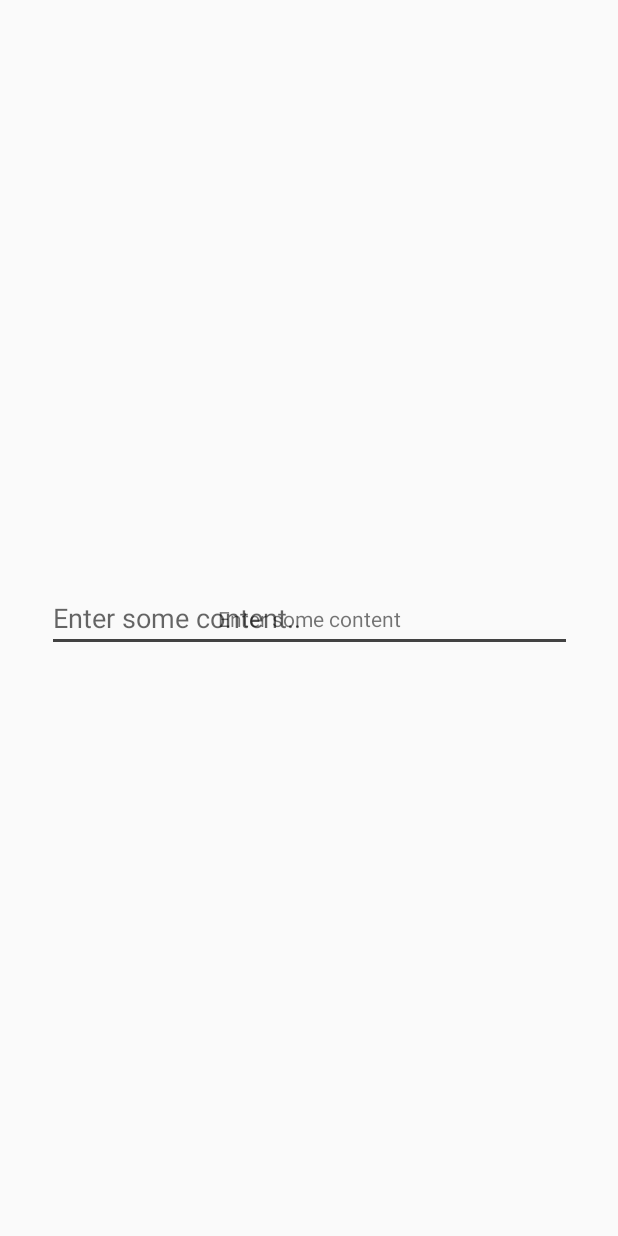
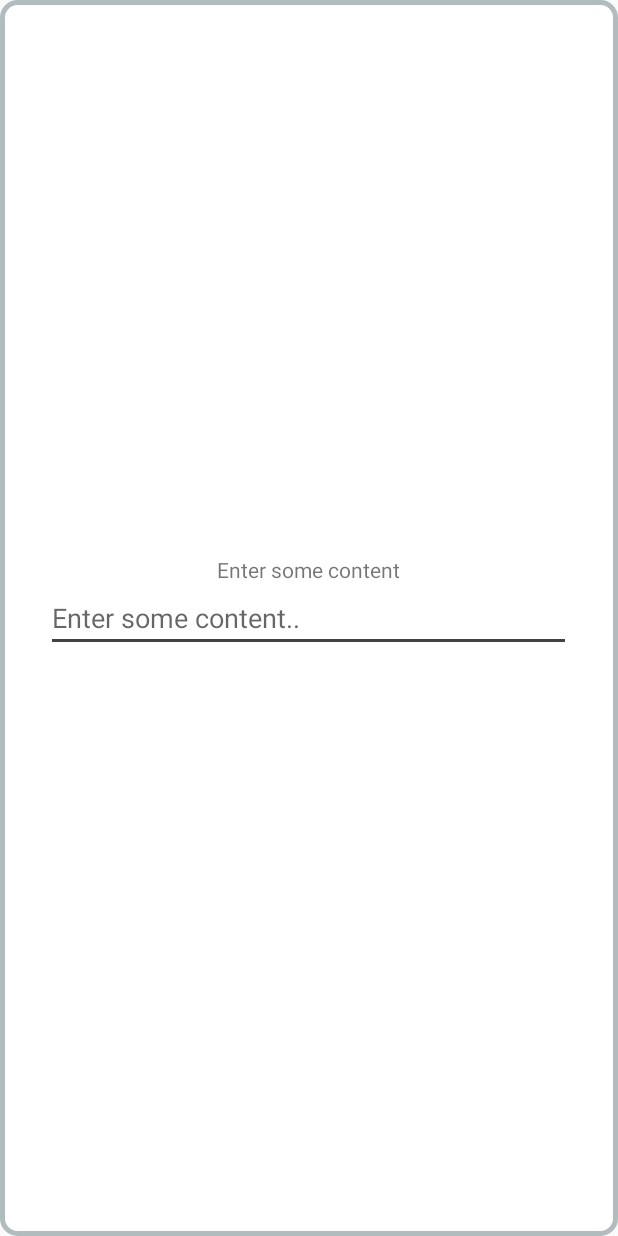
Before and after one commit to pgang-cnamd/hcodez-android, an Android app: the EnterTextContentActivity screen opened directly, with no data from a screen before it, on a phone screen of 412 x 824 dp. Run offline under Robolectric (Android 15) with nearby library versions, the phone set to English and light mode, and no system bars.

Commit message:
Start implementing content adding on frontend

```diff
--- a/app/src/main/AndroidManifest.xml
+++ b/app/src/main/AndroidManifest.xml
@@ -16,7 +16,8 @@
 
         <activity android:name=".ui.EnterTextContentActivity" />
 
-        <activity android:name=".ui.AddContentActivity" />
+        <activity android:name=".ui.AddContentActivity"
+            android:theme="@style/AppTheme.CustomTheme"/>
 
         <activity
             android:name=".ui.SplashActivity"
--- a/app/src/main/java/com/hcodez/android/ui/SplashActivity.java
+++ b/app/src/main/java/com/hcodez/android/ui/SplashActivity.java
@@ -14,4 +14,7 @@ public class SplashActivity extends AppCompatActivity {
         startActivity(intent);
         finish();
     }
+
+    public static class AddContentActivity {
+    }
 }
--- a/app/src/main/res/layout/activity_enter_text_content.xml
+++ b/app/src/main/res/layout/activity_enter_text_content.xml
@@ -1,25 +1,17 @@
 <?xml version="1.0" encoding="utf-8"?>
-<androidx.constraintlayout.widget.ConstraintLayout xmlns:android="http://schemas.android.com/apk/res/android"
+<RelativeLayout xmlns:android="http://schemas.android.com/apk/res/android"
     xmlns:app="http://schemas.android.com/apk/res-auto"
     xmlns:tools="http://schemas.android.com/tools"
     android:layout_width="match_parent"
     android:layout_height="match_parent"
-    tools:context=".ui.EnterTextContentActivity">
-
-    <TextView
-        android:id="@+id/enter_text_content_text_view"
-        android:layout_width="wrap_content"
-        android:layout_height="wrap_content"
-        android:text="Enter some content"
-        app:layout_constraintBottom_toBottomOf="parent"
-        app:layout_constraintEnd_toEndOf="parent"
-        app:layout_constraintStart_toStartOf="parent"
-        app:layout_constraintTop_toTopOf="parent" />
+    tools:context=".ui.EnterTextContentActivity"
+    android:background="@drawable/rounded_corners">
 
     <EditText
         android:id="@+id/enter_text_content_edit_text"
         android:layout_width="350dp"
         android:layout_height="wrap_content"
+        android:layout_centerInParent="true"
         android:ems="10"
         android:hint="Enter some content.."
         android:inputType="text"
@@ -27,4 +19,18 @@
         app:layout_constraintEnd_toEndOf="parent"
         app:layout_constraintStart_toStartOf="parent"
         app:layout_constraintTop_toTopOf="parent" />
-</androidx.constraintlayout.widget.ConstraintLayout>
+
+    <TextView
+        android:id="@+id/enter_text_content_text_view"
+        android:layout_width="wrap_content"
+        android:layout_height="wrap_content"
+        android:layout_above="@id/enter_text_content_edit_text"
+        android:layout_centerHorizontal="true"
+        android:text="Enter some content"
+        app:layout_constraintBottom_toBottomOf="parent"
+        app:layout_constraintEnd_toEndOf="parent"
+        app:layout_constraintHorizontal_bias="0.498"
+        app:layout_constraintStart_toStartOf="parent"
+        app:layout_constraintTop_toTopOf="parent"
+        app:layout_constraintVertical_bias="0.437" />
+</RelativeLayout>
```
Also changed, not shown: app/src/main/java/com/hcodez/android/ui/AddCodeActivity.java (+14 -2 lines), app/src/main/java/com/hcodez/android/ui/AddContentActivity.java (+27 -1 lines), app/src/main/res/layout/activity_add_code.xml (+10 -10 lines), app/src/main/res/layout/activity_add_content.xml (+10 -4 lines).
